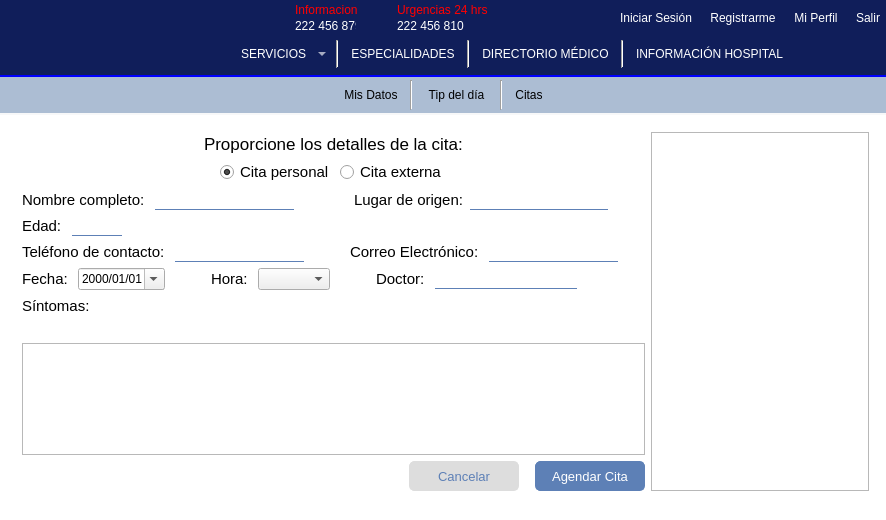
Qt form mainwindow.ui (Laloses/Hospital) before a commit.
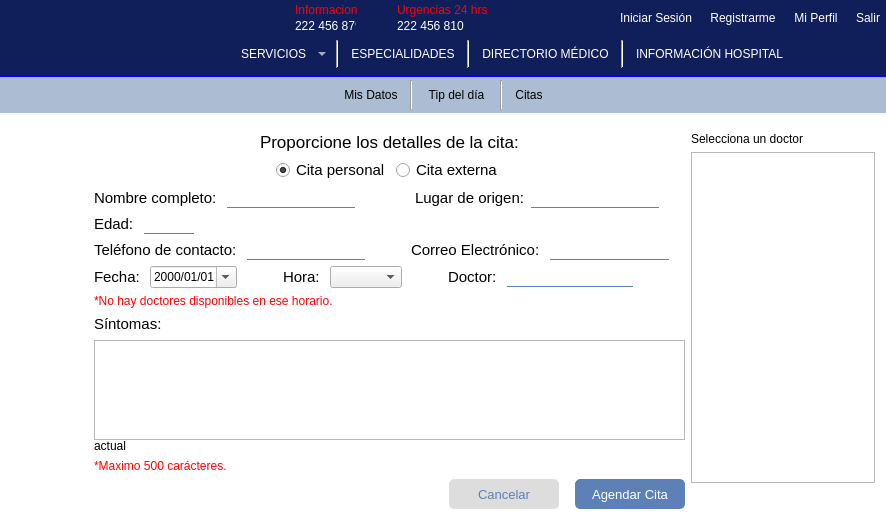
The same form after that commit. Icons and pictures are not drawn.

The edit to the form file:
```diff
--- a/mainwindow.ui
+++ b/mainwindow.ui
@@ -1798,6 +1798,9 @@
 border-bottom:1px solid #5d80b6;
 background-color:transparent;
 }
+#lb_noHayDocs,#lb_maxchar{
+color:red;
+}
 
 </string>
           </property>
@@ -1835,18 +1838,9 @@
            </layout>
           </widget>
           <widget class="QWidget" name="paginaCitas">
-           <widget class="QWidget" name="layoutWidget">
-            <property name="geometry">
-             <rect>
-              <x>10</x>
-              <y>0</y>
-              <width>871</width>
-              <height>381</height>
-             </rect>
-            </property>
-            <layout class="QHBoxLayout" name="horizontalLayout_45">
-             <item>
-              <spacer name="horizontalSpacer_48">
+           <layout class="QGridLayout" name="gridLayout_12">
+            <item row="1" column="3">
+             <spacer name="horizontalSpacer_49">
                <property name="orientation">
                 <enum>Qt::Horizontal</enum>
                </property>
@@ -1858,7 +1852,28 @@
                </property>
               </spacer>
              </item>
+            <item row="0" column="2">
+             <layout class="QVBoxLayout" name="verticalLayout_8">
              <item>
+               <widget class="QLabel" name="lb_selDoc">
+                <property name="text">
+                 <string>Selecciona un doctor</string>
+                </property>
+               </widget>
+              </item>
+              <item>
+               <widget class="QTableView" name="tv_listaDocCitas">
+                <property name="horizontalScrollBarPolicy">
+                 <enum>Qt::ScrollBarAlwaysOff</enum>
+                </property>
+                <attribute name="verticalHeaderVisible">
+                 <bool>false</bool>
+                </attribute>
+               </widget>
+              </item>
+             </layout>
+            </item>
+            <item row="0" column="1" rowspan="2">
               <layout class="QVBoxLayout" name="verticalLayout_7">
                <item>
                 <spacer name="verticalSpacer_11">
@@ -2382,6 +2397,19 @@
                  </item>
                 </layout>
                </item>
+              <item>
+               <widget class="QLabel" name="lb_noHayDocs">
+                <property name="font">
+                 <font>
+                  <weight>50</weight>
+                  <bold>false</bold>
+                 </font>
+                </property>
+                <property name="text">
+                 <string>*No hay doctores disponibles en ese horario.</string>
+                </property>
+               </widget>
+              </item>
                <item>
                 <layout class="QVBoxLayout" name="verticalLayout_6">
                  <item>
@@ -2449,6 +2477,20 @@
                  </item>
                 </layout>
                </item>
+              <item>
+               <widget class="QLabel" name="lb_charAct">
+                <property name="text">
+                 <string>actual</string>
+                </property>
+               </widget>
+              </item>
+              <item>
+               <widget class="QLabel" name="lb_maxchar">
+                <property name="text">
+                 <string>*Maximo 500 carácteres.</string>
+                </property>
+               </widget>
+              </item>
                <item>
                 <spacer name="verticalSpacer_7">
                  <property name="orientation">
@@ -2460,7 +2502,7 @@
                  <property name="sizeHint" stdset="0">
                   <size>
                    <width>20</width>
-                   <height>10</height>
+                  <height>13</height>
                   </size>
                  </property>
                 </spacer>
@@ -2554,11 +2596,21 @@
                </item>
               </layout>
              </item>
-             <item>
-              <widget class="QTableView" name="tv_listaDocCitas"/>
-             </item>
-             <item>
-              <spacer name="horizontalSpacer_49">
+            <item row="1" column="0">
+             <spacer name="horizontalSpacer_48">
+              <property name="orientation">
+               <enum>Qt::Horizontal</enum>
+              </property>
+              <property name="sizeHint" stdset="0">
+               <size>
+                <width>155</width>
+                <height>20</height>
+               </size>
+              </property>
+             </spacer>
+            </item>
+            <item row="0" column="3">
+             <spacer name="horizontalSpacer_50">
                <property name="orientation">
                 <enum>Qt::Horizontal</enum>
                </property>
@@ -2571,7 +2623,6 @@
               </spacer>
              </item>
             </layout>
-           </widget>
           </widget>
          </widget>
         </item>
```
Left out of the diff: 8 changed lines with no effect on the pictures. Lines whose indentation alone changed are shown as unchanged.
